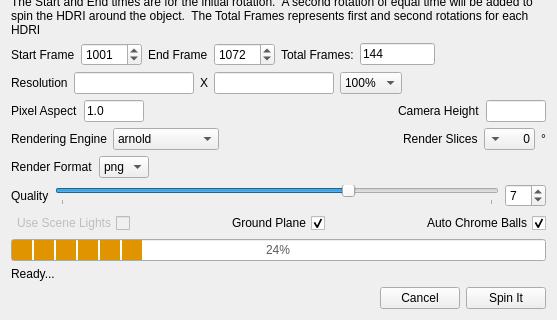
Above: v1.0.0/python/lazy_siouxsie/ui/lazy_siouxsie_ui.ui from SleepDeprivedVFX/lazy_siouxsie before the change; both pictures show x 0 to 557 and y 360 to 680 of the 557 by 680 pixel window. Below: the same form after it.
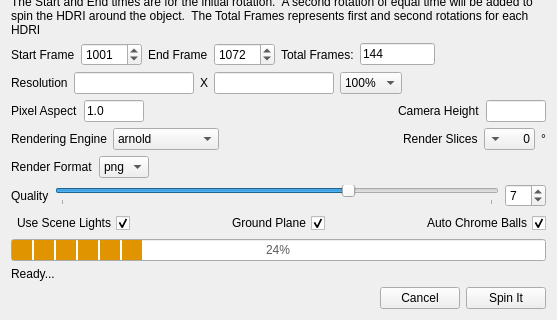
That is the form after the change.

Commit message: Got the artists lighting working, and added the checkbox back to the UI

Patch:
```diff
--- a/v1.0.0/python/lazy_siouxsie/ui/lazy_siouxsie_ui.ui
+++ b/v1.0.0/python/lazy_siouxsie/ui/lazy_siouxsie_ui.ui
@@ -926,7 +926,7 @@
      <item>
       <widget class="QCheckBox" name="scene_lights">
        <property name="enabled">
-        <bool>false</bool>
+        <bool>true</bool>
        </property>
        <property name="toolTip">
         <string>When checked, any lights created in the scene will be rendered as one of the render passes.  Otherwise the existing lights will be ignored.</string>
@@ -941,7 +941,7 @@
         <string>Use Scene Lights</string>
        </property>
        <property name="checked">
-        <bool>false</bool>
+        <bool>true</bool>
        </property>
       </widget>
      </item>
```
The commit also changes 3 other files.
